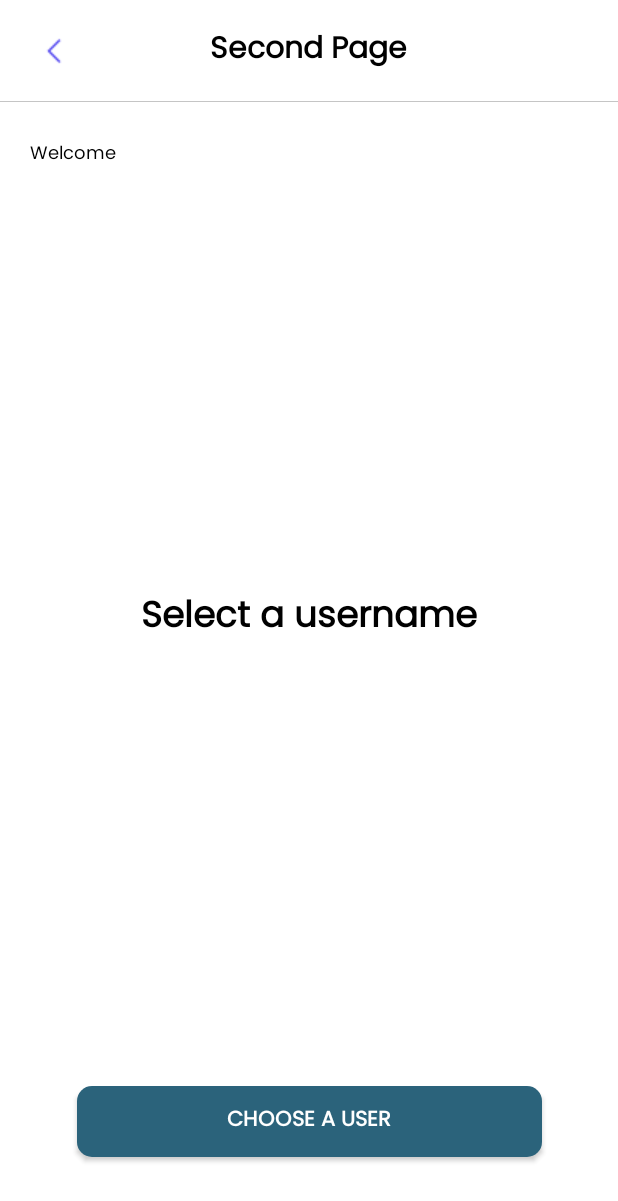
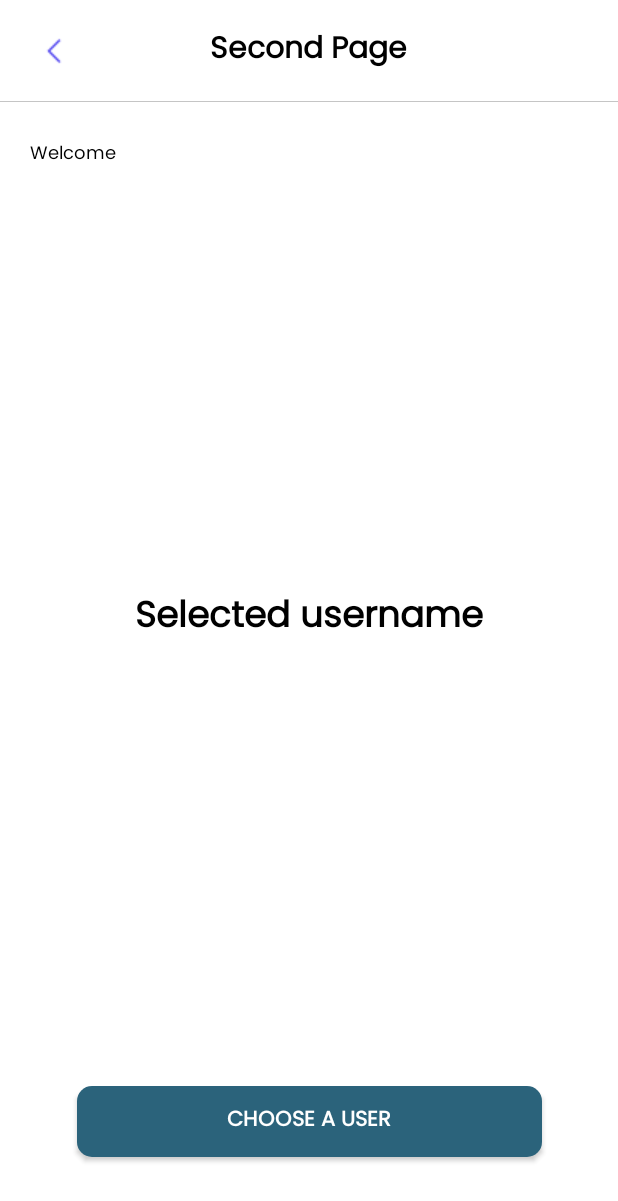
Before and after one commit to farhan3001/SuitMedia, an Android app: the SecondFragment screen opened through its navigation route, on a phone screen of 412 x 824 dp. Shown: the top 1201 px of the screen. Run offline under Robolectric (Android 15) with nearby library versions, the phone set to English and light mode, and no system bars; our stand-ins replace Picasso; pictures from the network do not load.

Commit message:
fixing code smells and refactoring (this isn't the commit for the assignment, it's only my interest to fix the code)

```diff
--- a/app/src/main/java/com/example/suitmedia/FirstPage/FirstFragment.kt
+++ b/app/src/main/java/com/example/suitmedia/FirstPage/FirstFragment.kt
@@ -1,7 +1,8 @@
 package com.example.suitmedia.FirstPage
 
+import android.app.AlertDialog
+import android.content.DialogInterface
 import android.os.Bundle
-import android.util.Log
 import android.view.LayoutInflater
 import android.view.View
 import android.view.ViewGroup
@@ -22,6 +23,8 @@ class FirstFragment : Fragment() {
 
     private var _binding: FragmentFirstBinding? = null
     private val sharedViewModel: SharedView by activityViewModels()
+    private lateinit var avatar: String
+    private var isButtonClickable = true
 
     private val binding get() = _binding!!
 
@@ -40,40 +43,19 @@ class FirstFragment : Fragment() {
         super.onViewCreated(view, savedInstanceState)
 
         val name = sharedViewModel.getName()
-        val avatar = sharedViewModel.getAvatar().toString()
+        avatar = sharedViewModel.getAvatar().toString()
 
         if (name != null) {
             binding.inputFirst.setText(name)
         }
 
-        if (avatar != "null" && avatar.isNotEmpty()) {
-            Log.d("Avatar", avatar)
+        if (avatar != getString(R.string.nil) && avatar.isNotEmpty()) {
             Picasso.get().load(avatar).into(binding.imageProfile)
         }
 
-        binding.buttonFirst.setOnClickListener {
-            val input = _binding?.inputFirst?.text.toString()
-            check(input)
-        }
-
-        binding.buttonSecond.setOnClickListener {
-            val input = _binding?.inputFirst?.text.toString()
-
-            if (Helpers().isPalindromeString(input) and input.isNotEmpty()) {
-                sharedViewModel.setName(input)
-                findNavController().navigate(R.id.action_FirstFragment_to_SecondFragment)
-            } else {
-                Toast.makeText(context, "Name is not palindrome", Toast.LENGTH_SHORT).show()
-            }
-        }
-
-        binding.imageProfile.setOnClickListener{
-            sharedViewModel.setAvatar("null")
-            val drawableResId = R.drawable.ic_photo
-            Picasso.get()
-                .load(drawableResId)
-                .into(binding.imageProfile)
-        }
+        checkPalindrome()
+        nextPage()
+        deletePhoto()
     }
 
     override fun onDestroyView() {
@@ -81,14 +63,73 @@ class FirstFragment : Fragment() {
         _binding = null
     }
 
+    private fun deletePhoto() {
+        if (avatar != getString(R.string.none) && avatar.isNotEmpty()) {
+            binding.imageProfile.setOnClickListener {
+                val builder = AlertDialog.Builder(activity)
+
+                builder.setTitle(getString(R.string.confirm_delete))
+                builder.setMessage(getString(R.string.confirm_delete_photo_profile))
+                builder.setPositiveButton(
+                    getString(R.string.yes),
+                    DialogInterface.OnClickListener { dialog, _ ->
+                        sharedViewModel.setAvatar(getString(R.string.none))
+                        val drawableResId = R.drawable.ic_photo
+                        Picasso.get().load(drawableResId).into(binding.imageProfile)
+                        dialog.cancel()
+                        findNavController().navigate(R.id.action_FirstFragment_to_FirstFragment)
+                    })
+                builder.setNegativeButton(
+                    getString(R.string.no),
+                    DialogInterface.OnClickListener { dialog, _ ->
+                        dialog.cancel()
+                    })
+
+                val alert = builder.create()
+                alert.show()
+            }
+        }
+    }
+
+    private fun checkPalindrome() {
+        binding.buttonFirst.setOnClickListener {
+            val input = _binding?.inputFirst?.text.toString()
+            check(input)
+        }
+    }
+
     private fun check(input: String) {
         if (input.isNotBlank()) {
             val palindrome = Helpers().isPalindromeString(input)
 
             if (palindrome) {
-                _binding?.inputSecond?.setText("isPalindrome")
+                _binding?.inputSecond?.setText(getString(R.string.is_palindrome))
             } else {
-                _binding?.inputSecond?.setText("not palindrome")
+                _binding?.inputSecond?.setText(getString(R.string.not_palindrome))
+            }
+        }
+    }
+
+    private fun nextPage() {
+        binding.buttonSecond.setOnClickListener {
+            if (isButtonClickable) {
+                isButtonClickable = false
+
+                val input = _binding?.inputFirst?.text.toString()
+                if (Helpers().isPalindromeString(input) and input.isNotEmpty()) {
+                    sharedViewModel.setName(input)
+                    findNavController().navigate(R.id.action_FirstFragment_to_SecondFragment)
+                } else {
+                    Toast.makeText(
+                        context,
+                        getString(R.string.name_is_not_palindrome),
+                        Toast.LENGTH_SHORT
+                    ).show()
+                }
+
+                binding.buttonSecond.postDelayed({
+                    isButtonClickable = true
+                }, 2000) // 1000 milliseconds = 1 second
             }
         }
     }
--- a/app/src/main/java/com/example/suitmedia/SecondPage/SecondFragment.kt
+++ b/app/src/main/java/com/example/suitmedia/SecondPage/SecondFragment.kt
@@ -1,15 +1,11 @@
 package com.example.suitmedia.SecondPage
 
-import android.content.ClipData
-import android.content.ClipboardManager
 import android.os.Bundle
 import android.view.LayoutInflater
 import android.view.View
 import android.view.ViewGroup
 import android.widget.ImageButton
 import android.widget.TextView
-import android.widget.Toast
-import androidx.core.content.ContextCompat.getSystemService
 import androidx.fragment.app.Fragment
 import androidx.fragment.app.activityViewModels
 import androidx.navigation.fragment.findNavController
@@ -33,8 +29,6 @@ class SecondFragment : Fragment() {
     private lateinit var email: String
     private lateinit var avatar: String
 
-    private lateinit var myClipboard: ClipboardManager
-
     private val binding get() = _binding!!
 
     override fun onCreateView(
@@ -44,13 +38,10 @@ class SecondFragment : Fragment() {
 
         _binding = FragmentSecondBinding.inflate(inflater, container, false)
 
-        username = arguments?.getString("username").toString()
-        id = arguments?.getInt("id").toString()
-        email = arguments?.getString("email").toString()
-        avatar = arguments?.getString("avatar").toString()
-
-        myClipboard =
-            context?.let { getSystemService(it, ClipboardManager::class.java) } as ClipboardManager
+        username = arguments?.getString(getString(R.string.username)).toString()
+        id = arguments?.getInt(getString(R.string.id)).toString()
+        email = arguments?.getString(getString(R.string.email)).toString()
+        avatar = arguments?.getString(getString(R.string.avatar2)).toString()
 
         return binding.root
     }
@@ -69,11 +60,11 @@ class SecondFragment : Fragment() {
             sharedViewModel.setName(name)
         }
 
-        if (avatar != "null") {
+        if (avatar != getString(R.string.nil)) {
             sharedViewModel.setAvatar(avatar)
         }
 
-        if (username != "null") {
+        if (username != getString(R.string.nil)) {
             binding.userChose.text = username
         }
 
--- a/app/src/main/java/com/example/suitmedia/ThirdPage/ThirdFragment.kt
+++ b/app/src/main/java/com/example/suitmedia/ThirdPage/ThirdFragment.kt
@@ -34,7 +34,7 @@ class ThirdFragment : Fragment() {
     override fun onCreateView(
         inflater: LayoutInflater, container: ViewGroup?,
         savedInstanceState: Bundle?
-    ): View? {
+    ): View {
         _binding = FragmentThirdBinding.inflate(inflater, container, false)
 
         val recyclerView = binding.myRecyclerView
--- a/app/src/main/res/layout/fragment_first.xml
+++ b/app/src/main/res/layout/fragment_first.xml
@@ -28,7 +28,7 @@
         android:background="@drawable/shape_edittext01"
         android:fontFamily="@font/poppins"
         android:gravity="center_vertical"
-        android:hint="Name"
+        android:hint="@string/name"
         android:paddingHorizontal="10dp"
         android:textColor="@color/black"
         android:textColorHint="@color/gray01"
@@ -46,7 +46,7 @@
         android:focusable="false"
         android:fontFamily="@font/poppins"
         android:gravity="center_vertical"
-        android:hint="Palindrome"
+        android:hint="@string/palindrome"
         android:paddingHorizontal="10dp"
         android:textColor="@color/black"
         android:textColorHint="@color/gray01"
@@ -61,7 +61,7 @@
         android:layout_width="310dp"
         android:layout_height="47dp"
         android:background="@drawable/shape_button01"
-        android:text="check"
+        android:text="@string/check"
         android:textColor="@color/white"
         app:layout_constraintEnd_toEndOf="parent"
         app:layout_constraintVertical_bias="0.575"
--- a/app/src/main/res/layout/fragment_second.xml
+++ b/app/src/main/res/layout/fragment_second.xml
@@ -16,7 +16,7 @@
         android:layout_height="wrap_content"
         android:layout_marginStart="20dp"
         android:fontFamily="@font/poppins"
-        android:text="Welcome"
+        android:text="@string/welcome"
         android:textColor="@color/black"
         android:textSize="12sp"
         app:layout_constraintStart_toStartOf="parent"
@@ -30,7 +30,7 @@
         android:layout_height="wrap_content"
         android:layout_marginStart="20dp"
         android:fontFamily="@font/poppins"
-        android:text="John Doe"
+        android:text="Muhammad Farhan"
         android:textColor="@color/black"
         android:textSize="18sp"
         android:textStyle="bold"
@@ -42,7 +42,7 @@
         android:layout_width="wrap_content"
         android:layout_height="wrap_content"
         android:fontFamily="@font/poppins"
-        android:text="Select a username"
+        android:text="@string/selected_username"
         android:textColor="@color/black"
         android:textSize="24sp"
         android:textStyle="bold"
--- a/app/src/main/res/navigation/nav_graph.xml
+++ b/app/src/main/res/navigation/nav_graph.xml
@@ -14,6 +14,9 @@
         <action
             android:id="@+id/action_FirstFragment_to_SecondFragment"
             app:destination="@id/SecondFragment" />
+        <action
+            android:id="@+id/action_FirstFragment_to_FirstFragment"
+            app:destination="@id/FirstFragment" />
     </fragment>
     <fragment
         android:id="@+id/SecondFragment"
--- a/app/src/main/res/values/strings.xml
+++ b/app/src/main/res/values/strings.xml
@@ -13,4 +13,24 @@
     <string name="hello_second_fragment">Hello second fragment. Arg: %1$s</string>
     <!-- TODO: Remove or change this placeholder text -->
     <string name="hello_blank_fragment">Hello blank fragment</string>
+    <string name="nil">null</string>
+    <string name="confirm_delete">Confirm Delete</string>
+    <string name="not_palindrome">not palindrome</string>
+    <string name="is_palindrome">isPalindrome</string>
+    <string name="name_is_not_palindrome">Name is not palindrome</string>
+    <string name="avatar">Avatar</string>
+    <string name="avatar2">avatar</string>
+    <string name="api_error">API ERROR</string>
+    <string name="username">username</string>
+    <string name="id">id</string>
+    <string name="email">email</string>
+    <string name="confirm_delete_photo_profile">Are you sure you want to delete photo profile?</string>
+    <string name="name">Name</string>
+    <string name="palindrome">Palindrome</string>
+    <string name="check">check</string>
+    <string name="welcome">Welcome</string>
+    <string name="selected_username">Selected username</string>
+    <string name="yes">Yes</string>
+    <string name="no">No</string>
+    <string name="none" />
 </resources>
--- a/app/src/main/res/values/themes.xml
+++ b/app/src/main/res/values/themes.xml
@@ -2,7 +2,7 @@
     <!-- Base application theme. -->
     <style name="Theme.SuitMedia" parent="Theme.MaterialComponents.DayNight.DarkActionBar">
         <!-- Primary brand color. -->
-        <item name="colorPrimary">@color/purple_500</item>
+        <item name="colorPrimary">@color/black</item>
         <item name="colorPrimaryVariant">@color/purple_700</item>
         <item name="colorOnPrimary">@color/white</item>
         <!-- Secondary brand color. -->
```
Also changed, not shown: app/src/main/java/com/example/suitmedia/Helpers.kt (+0 -7 lines), app/src/main/java/com/example/suitmedia/ThirdPage/API/DataDomain.kt (+6 -3 lines), app/src/main/java/com/example/suitmedia/ThirdPage/UserAdapter.kt (+4 -6 lines).
